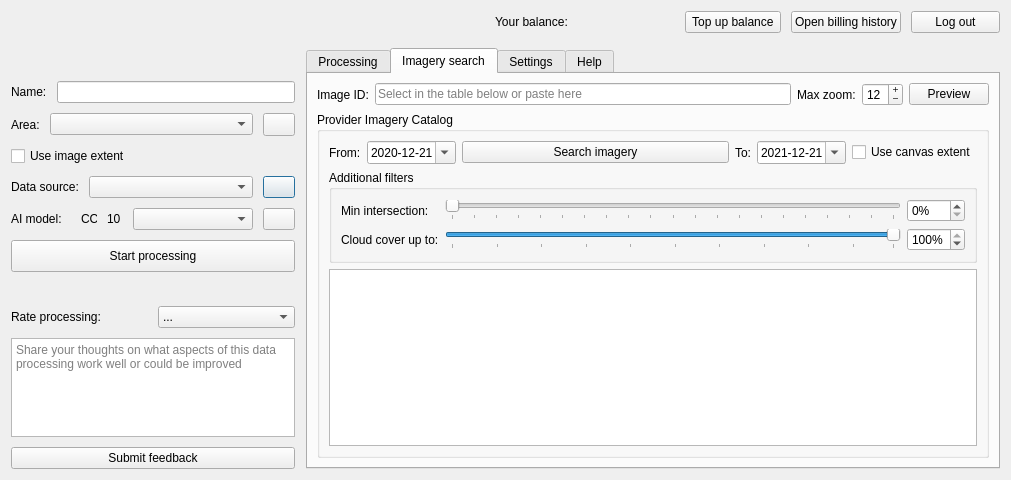
Before: the Qt Designer form mapflow/dialogs/static/ui/main_dialog.ui in Geoalert/mapflow-qgis, drawn with Qt 5.
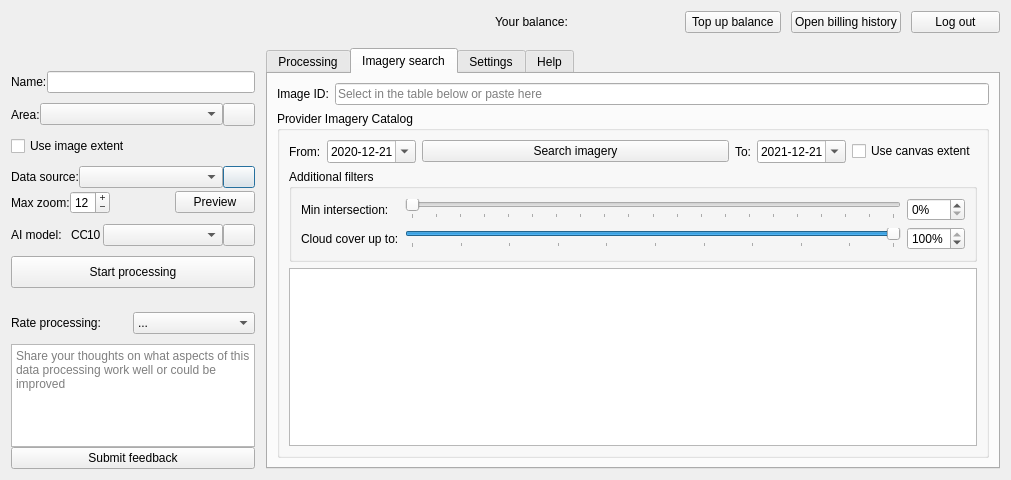
After: the same form once the commit is applied. The open tabs and pages were chosen to show the change. Icons and pictures are not drawn. Custom widgets are drawn as their Qt base class.

Commit message: [draft] move preview provider block to left panel

```diff
--- a/mapflow/dialogs/static/ui/main_dialog.ui
+++ b/mapflow/dialogs/static/ui/main_dialog.ui
@@ -26,9 +26,9 @@
       <enum>QLayout::SetNoConstraint</enum>
      </property>
      <item>
-      <layout class="QVBoxLayout" name="procesingControlLayout" stretch="0,0,0,0,0,0,0,0,0,0,0">
+      <layout class="QVBoxLayout" name="procesingControlLayout" stretch="0,0,0,0,0,0,0,0,0,0,0,0">
        <property name="spacing">
-        <number>10</number>
+        <number>0</number>
        </property>
        <property name="topMargin">
         <number>0</number>
@@ -100,6 +100,9 @@
          <property name="sizeConstraint">
           <enum>QLayout::SetMinimumSize</enum>
          </property>
+         <property name="bottomMargin">
+          <number>10</number>
+         </property>
          <item>
           <widget class="QLabel" name="labelProcessingName">
            <property name="text">
@@ -121,6 +124,9 @@
          <property name="sizeConstraint">
           <enum>QLayout::SetMinimumSize</enum>
          </property>
+         <property name="bottomMargin">
+          <number>10</number>
+         </property>
          <item>
           <widget class="QLabel" name="labelAoiLayer">
            <property name="sizePolicy">
@@ -183,6 +189,9 @@
          <property name="topMargin">
           <number>0</number>
          </property>
+         <property name="bottomMargin">
+          <number>10</number>
+         </property>
          <item>
           <widget class="QCheckBox" name="useImageExtentAsAoi">
            <property name="text">
@@ -207,6 +216,9 @@
          <property name="sizeConstraint">
           <enum>QLayout::SetMinimumSize</enum>
          </property>
+         <property name="bottomMargin">
+          <number>3</number>
+         </property>
          <item>
           <widget class="QLabel" name="labelImagerySource">
            <property name="sizePolicy">
@@ -295,6 +307,62 @@
          </item>
         </layout>
        </item>
+       <item>
+        <layout class="QHBoxLayout" name="horizontalLayout_3">
+         <property name="topMargin">
+          <number>0</number>
+         </property>
+         <property name="bottomMargin">
+          <number>10</number>
+         </property>
+         <item>
+          <widget class="QLabel" name="labelZoomLimit">
+           <property name="text">
+            <string>Max zoom:</string>
+           </property>
+          </widget>
+         </item>
+         <item>
+          <widget class="QSpinBox" name="maxZoom">
+           <property name="maximumSize">
+            <size>
+             <width>40</width>
+             <height>16777215</height>
+            </size>
+           </property>
+           <property name="buttonSymbols">
+            <enum>QAbstractSpinBox::PlusMinus</enum>
+           </property>
+           <property name="maximum">
+            <number>21</number>
+           </property>
+           <property name="value">
+            <number>12</number>
+           </property>
+          </widget>
+         </item>
+         <item>
+          <spacer name="horizontalSpacer_4">
+           <property name="orientation">
+            <enum>Qt::Horizontal</enum>
+           </property>
+           <property name="sizeHint" stdset="0">
+            <size>
+             <width>40</width>
+             <height>20</height>
+            </size>
+           </property>
+          </spacer>
+         </item>
+         <item>
+          <widget class="QPushButton" name="preview">
+           <property name="text">
+            <string>Preview</string>
+           </property>
+          </widget>
+         </item>
+        </layout>
+       </item>
        <item>
         <layout class="QHBoxLayout" name="horizontalLayout_2" stretch="0,0,0,1,0">
          <property name="spacing">
@@ -303,6 +371,12 @@
          <property name="sizeConstraint">
           <enum>QLayout::SetMinimumSize</enum>
          </property>
+         <property name="topMargin">
+          <number>0</number>
+         </property>
+         <property name="bottomMargin">
+          <number>10</number>
+         </property>
          <item>
           <widget class="QLabel" name="labelAiModel">
            <property name="sizePolicy">
@@ -455,7 +529,7 @@
           <number>0</number>
          </property>
          <property name="bottomMargin">
-          <number>0</number>
+          <number>10</number>
          </property>
          <item>
           <widget class="QPushButton" name="startProcessing">
@@ -502,6 +576,12 @@
          </item>
          <item>
           <widget class="QLabel" name="processingProblemsLabel">
+           <property name="minimumSize">
+            <size>
+             <width>50</width>
+             <height>0</height>
+            </size>
+           </property>
            <property name="maximumSize">
             <size>
              <width>500</width>
@@ -540,7 +620,7 @@
           <number>0</number>
          </property>
          <property name="bottomMargin">
-          <number>0</number>
+          <number>10</number>
          </property>
          <item>
           <widget class="QLabel" name="rateProcessingLabel">
@@ -911,7 +991,7 @@
           </attribute>
           <layout class="QVBoxLayout" name="settingsLayout" stretch="0,0">
            <item>
-            <layout class="QHBoxLayout" name="provider" stretch="0,2,0,0,0">
+            <layout class="QHBoxLayout" name="provider" stretch="0,2">
              <item>
               <widget class="QLabel" name="labelImageId">
                <property name="text">
@@ -926,33 +1006,6 @@
                </property>
               </widget>
              </item>
-             <item>
-              <widget class="QLabel" name="labelZoomLimit">
-               <property name="text">
-                <string>Max zoom:</string>
-               </property>
-              </widget>
-             </item>
-             <item>
-              <widget class="QSpinBox" name="maxZoom">
-               <property name="buttonSymbols">
-                <enum>QAbstractSpinBox::PlusMinus</enum>
-               </property>
-               <property name="maximum">
-                <number>21</number>
-               </property>
-               <property name="value">
-                <number>12</number>
-               </property>
-              </widget>
-             </item>
-             <item>
-              <widget class="QPushButton" name="preview">
-               <property name="text">
-                <string>Preview</string>
-               </property>
-              </widget>
-             </item>
             </layout>
            </item>
            <item>
```
